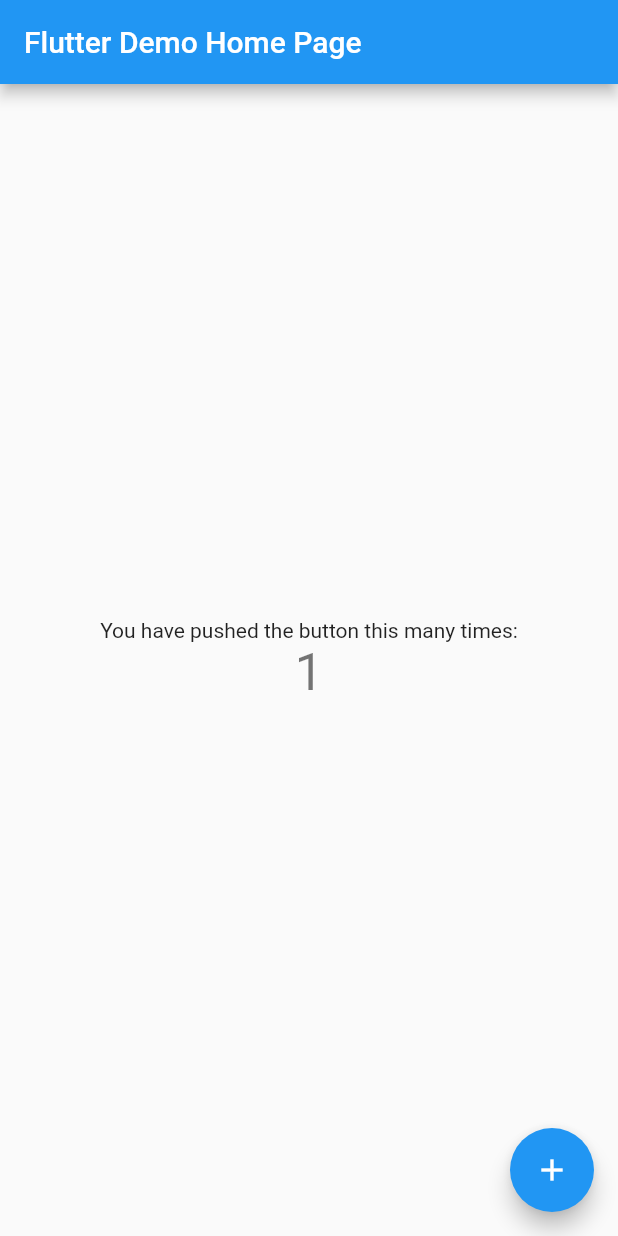
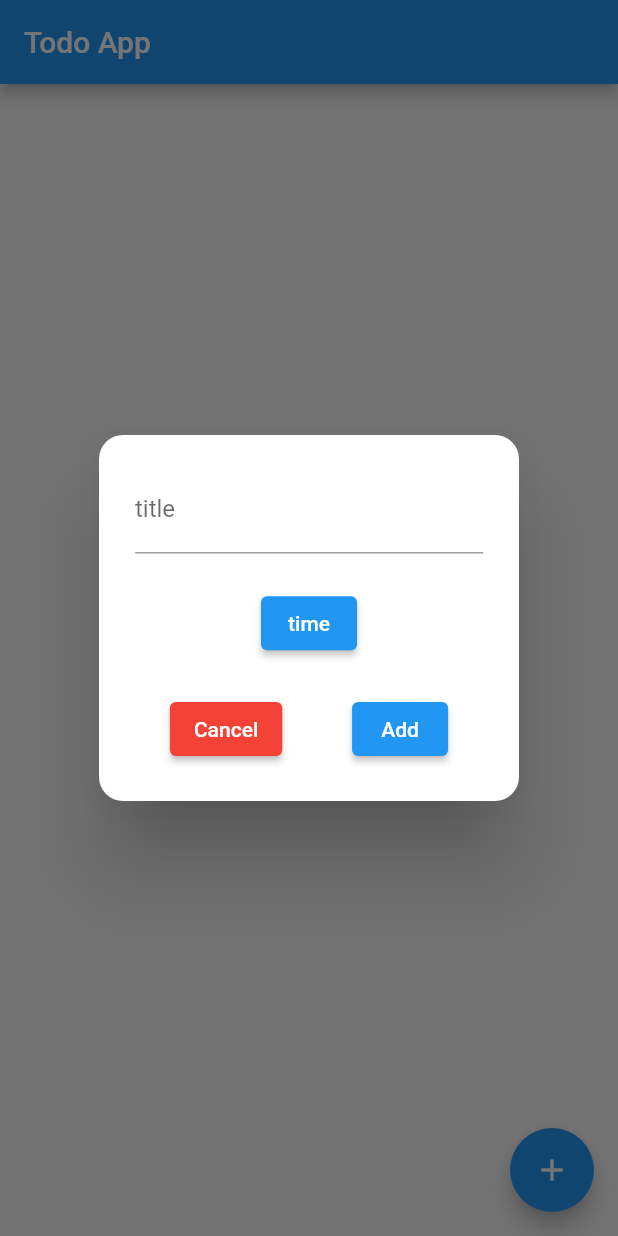
Before and after one commit to fliMMM/nhom4, a Flutter app: the MyHomePage screen opened directly, after a tap on the "add" icon, on a phone screen of 412 x 824 dp. Run offline on Flutter 3.47's test engine with Material 2 defaults, Android fonts, the phone set to English and light mode, and no system bars; missing offline and left inert: function_tree.

Commit message:
xong app

```diff
--- /dev/null
+++ b/todo/lib/form.dart
@@ -0,0 +1,53 @@
+import 'package:flutter/cupertino.dart';
+import 'package:flutter/material.dart';
+import 'package:flutter/src/widgets/container.dart';
+import 'package:flutter/src/widgets/framework.dart';
+
+class MyForm extends StatelessWidget {
+  final titleController = TextEditingController();
+  final handleAddTodo;
+
+  MyForm({super.key, this.handleAddTodo});
+  @override
+  Widget build(BuildContext context) {
+    return AlertDialog(
+      shape: RoundedRectangleBorder(borderRadius: BorderRadius.circular(16)),
+      content: SizedBox(
+        height: 200,
+        child: Column(
+            mainAxisAlignment: MainAxisAlignment.spaceBetween,
+            children: [
+              TextFormField(
+                controller: titleController,
+                decoration: const InputDecoration(labelText: "title"),
+              ),
+              ElevatedButton(
+                  onPressed: () {
+                    showTimePicker(
+                        context: context, initialTime: TimeOfDay.now());
+                  },
+                  child: const Text("time")),
+              Row(
+                mainAxisAlignment: MainAxisAlignment.spaceAround,
+                children: [
+                  ElevatedButton(
+                    onPressed: () {
+                      Navigator.pop(context);
+                    },
+                    style:
+                        ElevatedButton.styleFrom(backgroundColor: Colors.red),
+                    child: const Text("Cancel"),
+                  ),
+                  ElevatedButton(
+                      onPressed: () {
+                        handleAddTodo(titleController.text);
+                        Navigator.pop(context);
+                      },
+                      child: const Text("Add"))
+                ],
+              )
+            ]),
+      ),
+    );
+  }
+}
--- a/todo/lib/main.dart
+++ b/todo/lib/main.dart
@@ -1,4 +1,6 @@
 import 'package:flutter/material.dart';
+import 'package:todo/form.dart';
+import 'package:todo/singleTask.dart';
 
 void main() {
   runApp(const MyApp());
@@ -15,7 +17,7 @@
       theme: ThemeData(
         primarySwatch: Colors.blue,
       ),
-      home: const MyHomePage(title: 'Flutter Demo Home Page'),
+      home: const MyHomePage(title: 'Todo App'),
     );
   }
 }
@@ -30,39 +32,58 @@
 }
 
 class _MyHomePageState extends State<MyHomePage> {
-  int _counter = 0;
+  List<String> todoList = [];
 
-  void _incrementCounter() {
+  void handleAddTodo(title) {
     setState(() {
-      _counter++;
+      todoList.add(title);
     });
+  }
+
+  void handleDelete(title) {
+    setState(() {
+      todoList.removeAt(todoList.indexOf(title));
+    });
+
+    Navigator.pop(context);
+  }
+
+  void handleEdit(currentTitle, preTitle) {
+    int preIndex = todoList.indexOf(preTitle);
+    setState(() {
+      todoList[preIndex] = currentTitle;
+    });
+    Navigator.pop(context);
   }
 
   @override
   Widget build(BuildContext context) {
     return Scaffold(
-      appBar: AppBar(
-        title: Text(widget.title),
-      ),
-      body: Center(
-        child: Column(
-          mainAxisAlignment: MainAxisAlignment.center,
-          children: <Widget>[
-            const Text(
-              'You have pushed the button this many times:',
-            ),
-            Text(
-              '$_counter',
-              style: Theme.of(context).textTheme.headline4,
-            ),
-          ],
+        appBar: AppBar(
+          title: Text(widget.title),
         ),
-      ),
-      floatingActionButton: FloatingActionButton(
-        onPressed: _incrementCounter,
-        tooltip: 'Increment',
-        child: const Icon(Icons.add),
-      ), // This trailing comma makes auto-formatting nicer for build methods.
-    );
+        body: ListView(
+          padding: const EdgeInsets.only(bottom: 100),
+          children: List.generate(todoList.length, (index) {
+            return MySingleTask(
+              time: "7:30 AM",
+              title: todoList[index],
+              handleDelete: handleDelete,
+              handleEdit: handleEdit,
+            );
+          }),
+        ),
+        floatingActionButton: FloatingActionButton(
+          onPressed: () {
+            showDialog(
+                context: context,
+                builder: (context) {
+                  return MyForm(
+                    handleAddTodo: (title) => {handleAddTodo(title)},
+                  );
+                });
+          },
+          child: const Icon(Icons.add),
+        ));
   }
 }
```
Also changed, not shown: todo/lib/singleTask.dart (added, +161 -0 lines).
